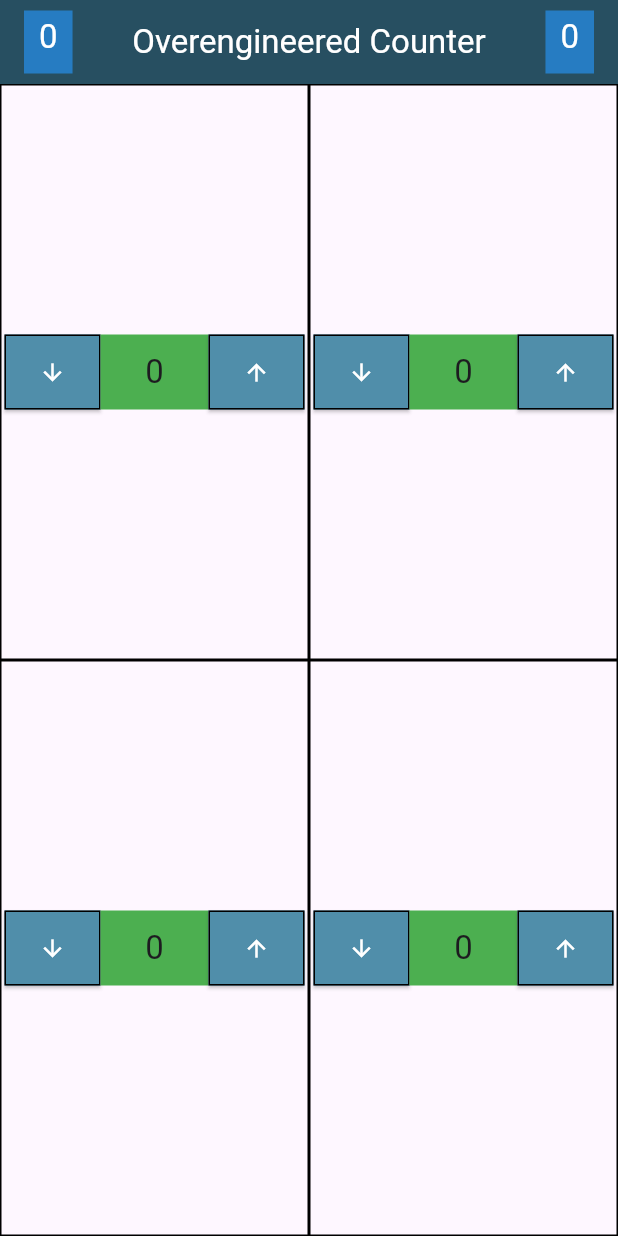
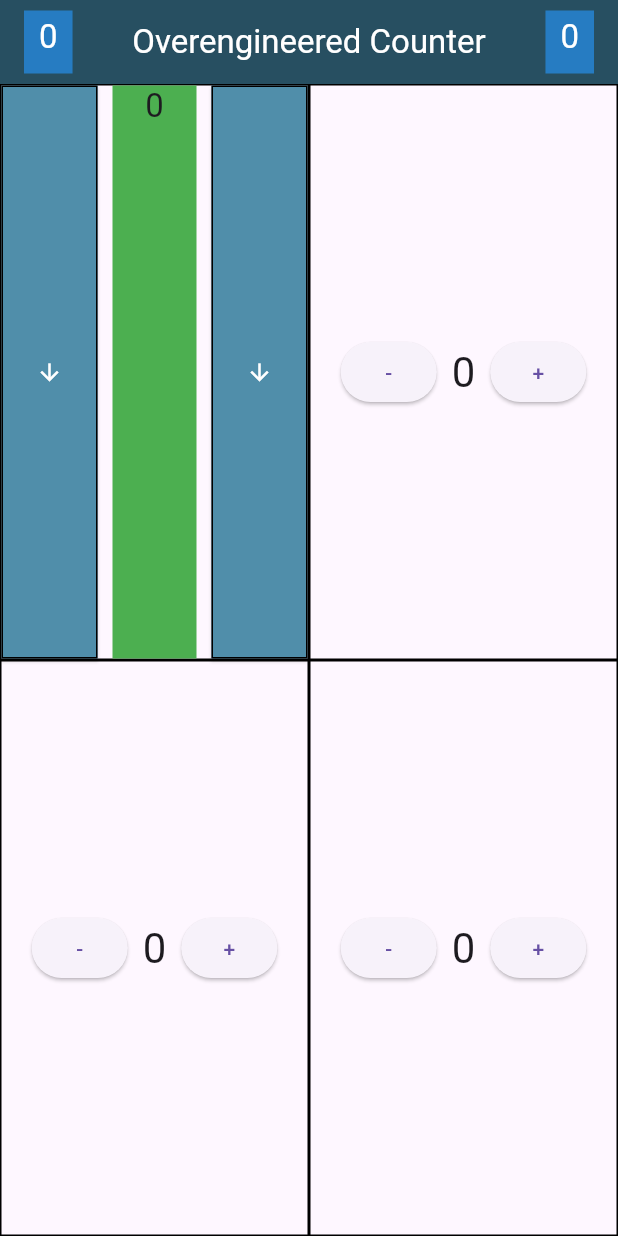
Before and after one commit to Kedirbiruh/i11_intro_012, a Flutter app: the screen it shows after launch, on a phone screen of 412 x 824 dp. Run offline on Flutter 3.47's test engine with Material 3 defaults, Android fonts, the phone set to English and light mode, and no system bars.

Commit message:
change from Distributer to local

```diff
--- a/lib/01_local/local_homepage.dart
+++ b/lib/01_local/local_homepage.dart
@@ -17,18 +17,24 @@ class _LocalHomepageState extends State<LocalHomepage> {
   Widget build(BuildContext context) {
     return Scaffold(
       appBar: AppBar(
-        backgroundColor: Colors.lightBlue,
+        backgroundColor: const Color.fromARGB(255, 39, 79, 97),
         title: Row(
+          mainAxisAlignment: MainAxisAlignment.spaceBetween,
           children: [
             Container(
-              color: Colors.blue,
+              color: const Color.fromARGB(255, 38, 124, 194),
               child: Padding(
-                padding: const EdgeInsets.all(8.0),
-                child: Text('${_counter1 + _counter2 + _counter3 + _counter4}'),
+                padding: const EdgeInsets.fromLTRB(10, 4, 10, 10),
+                child: Text(
+                  '${_counter1 + _counter2 + _counter3 + _counter4}',
+                  style: Theme.of(
+                    context,
+                  ).textTheme.titleLarge?.copyWith(color: Colors.white),
                 ),
               ),
-
+            ),
             Expanded(
+              child: Center(
                 child: Padding(
                   padding: const EdgeInsets.fromLTRB(10, 0, 10, 0),
                   child: Text(
@@ -37,16 +43,26 @@ class _LocalHomepageState extends State<LocalHomepage> {
                   ),
                 ),
               ),
+            ),
             Container(
-              color: Colors.blue,
+              color: const Color.fromARGB(255, 38, 124, 194),
               child: Padding(
-                padding: const EdgeInsets.all(8.0),
-                child: Text('${_counter1 + _counter2 + _counter3 + _counter4}'),
+                padding: const EdgeInsets.fromLTRB(10, 4, 10, 10),
+                child: Text(
+                  '${_counter1 + _counter2 + _counter3 + _counter4}',
+                  style: Theme.of(
+                    context,
+                  ).textTheme.titleLarge?.copyWith(color: Colors.white),
+                ),
               ),
             ),
           ],
         ),
       ),
+
+
+
+
       body: Column(
         mainAxisAlignment: MainAxisAlignment.center,
         children: <Widget>[
@@ -59,33 +75,71 @@ class _LocalHomepageState extends State<LocalHomepage> {
                   child: Container(
                     decoration: BoxDecoration(border: Border.all()),
                     child: Row(
-                      mainAxisAlignment: MainAxisAlignment.center,
+                      crossAxisAlignment: CrossAxisAlignment.stretch,
                       children: [
                         ElevatedButton(
                           style: ElevatedButton.styleFrom(
-                            backgroundColor: Colors.lightBlueAccent,
+                            backgroundColor: const Color.fromARGB(
+                              255,
+                              80,
+                              142,
+                              170,
+                            ),
                             padding: const EdgeInsets.all(16),
+                            shape: RoundedRectangleBorder(side: BorderSide()),
                           ),
                           onPressed: () {
                             setState(() {
                               _counter4--;
                             });
                           },
-                          child: Text('-'),
+                          child: Icon(
+                            Icons.arrow_downward,
+                            color: Colors.white,
                           ),
+                        ),
+
+
+
+
                         const SizedBox(width: 10),
-                        Text(
+
+                        Expanded(
+                          child: Container(
+                            decoration: BoxDecoration(color: Colors.green),
+                            child: Text(
                               '$_counter1',
-                          style: Theme.of(context).textTheme.headlineMedium,
+                              textAlign: TextAlign.center,
+                              style: Theme.of(context).textTheme.titleLarge,
                             ),
+                          ),
+                        ),
+
                         const SizedBox(width: 10),
+
+
+
+
                         ElevatedButton(
+                          style: ElevatedButton.styleFrom(
+                            backgroundColor: const Color.fromARGB(
+                              255,
+                              80,
+                              142,
+                              170,
+                            ),
+                            padding: const EdgeInsets.all(16),
+                            shape: RoundedRectangleBorder(side: BorderSide()),
+                          ),
                           onPressed: () {
                             setState(() {
                               _counter4++;
                             });
                           },
-                          child: Text('+'),
+                          child: Icon(
+                            Icons.arrow_downward,
+                            color: Colors.white,
+                          ),
                         ),
                       ],
                     ),
--- a/lib/main.dart
+++ b/lib/main.dart
@@ -6,7 +6,7 @@ import 'package:flutter_application_2/03_distributed_with_passive_widgets/distri
 import 'package:flutter_application_2/04_global/global_homepage.dart';
 import 'package:flutter_application_2/02_distributed/quadrant.dart';
 
-const config = Config.distributed;
+const config = Config.local;
 
 void main() {
   runApp(const MyApp());
```
Lines whose indentation alone changed are shown as unchanged.
